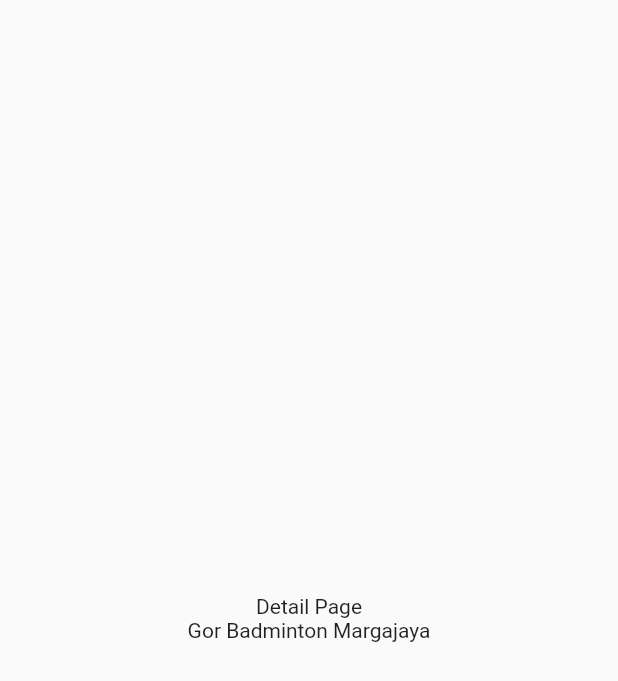
After one commit to GuidoAugusta/FieldFox, a Flutter app: the DetailPage screen opened directly with sample values from the repository, on a phone screen of 412 x 824 dp. The commit adds this screen. Shown: the top 681 px of the screen. Run offline on Flutter 3.47's test engine with Material 2 defaults, Android fonts, the phone set to English and light mode, and no system bars; our stand-ins replace flutter_feather_icons.

Commit message:
membuat dan menghubungkan detail page dengan model

```diff
--- /dev/null
+++ b/lib/pages/detail_page.dart
@@ -0,0 +1,21 @@
+import 'package:flutter/material.dart';
+
+import 'package:field_fox/models/daftar_lapangan.dart';
+
+class DetailPage extends StatelessWidget {
+  final Lapangan lapangan;
+
+  const DetailPage({Key? key, required this.lapangan}) : super(key: key);
+
+  @override
+  Widget build(BuildContext context) {
+    return Scaffold(
+      body: Center(
+        child: Column(
+          mainAxisAlignment: MainAxisAlignment.center,
+          children: [Text('Detail Page'), Text(lapangan.name)],
+        ),
+      ),
+    );
+  }
+}
```
Also changed, not shown: lib/pages/homepage.dart (+32 -16 lines).
